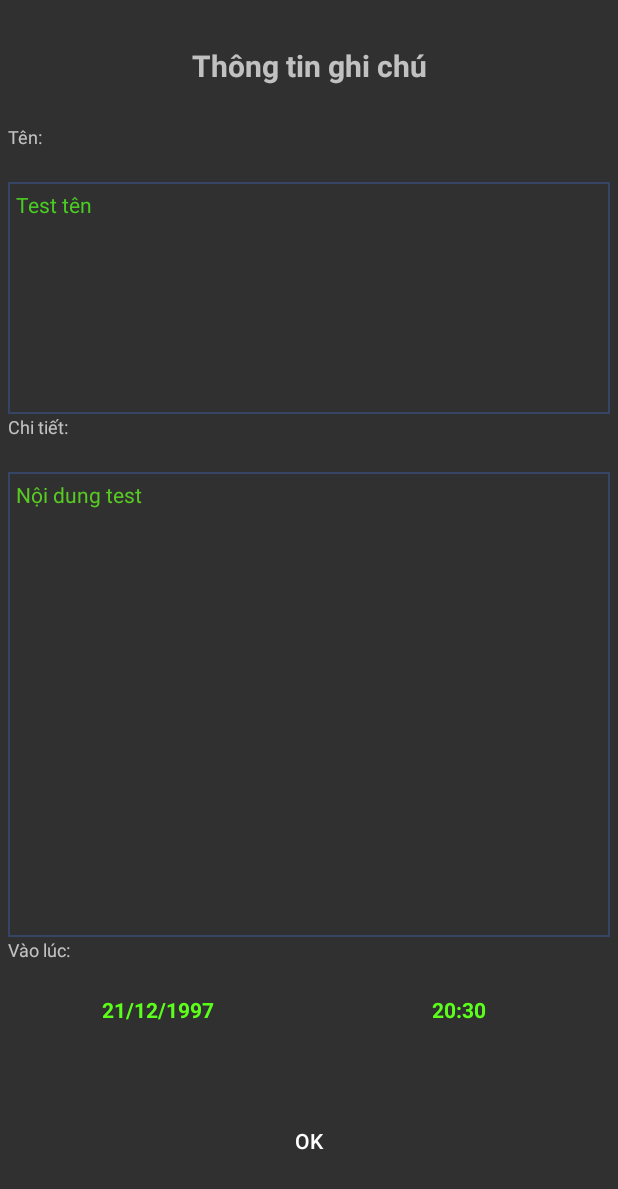
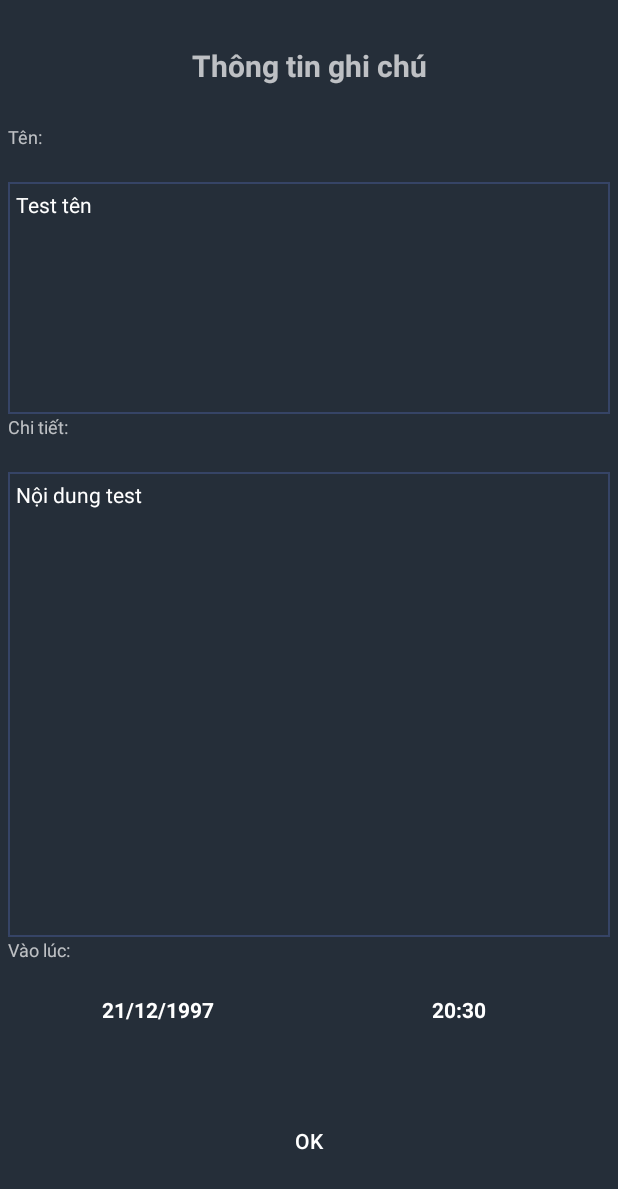
Before and after one commit to levankhang/noteapp, an Android app: the layout dialog_showinfo_layout.xml on its own in the app's theme, with its tools: preview values and no code run, on a phone screen of 412 x 824 dp. Shown: the top 1189 px of the screen. Run offline under Robolectric (Android 15) with nearby library versions, the phone set to English and light mode, and no system bars.

Commit message:
fix lỗi check trùng thời gian fix lỗi hiển thị spinner

```diff
--- a/app/src/main/java/uitstart/uit/noteapp/MainActivity.java
+++ b/app/src/main/java/uitstart/uit/noteapp/MainActivity.java
@@ -317,6 +317,7 @@ public class MainActivity extends AppCompatActivity implements View.OnLongClickL
 
 
     public void deleteNote(final int position){
+        adater.notifyDataSetChanged();
         final Dialog dialog_confirm=new Dialog(this);
 
         dialog_confirm.requestWindowFeature(Window.FEATURE_NO_TITLE);
@@ -351,6 +352,7 @@ public class MainActivity extends AppCompatActivity implements View.OnLongClickL
     }
 
     public void editNote(int postition){
+        adater.notifyDataSetChanged();
         Note n=list.get(postition);
         Intent intent=new Intent(MainActivity.this,NoteActionActivity.class);
         intent.putExtra("send",n);
--- a/app/src/main/java/uitstart/uit/noteapp/NoteActionActivity.java
+++ b/app/src/main/java/uitstart/uit/noteapp/NoteActionActivity.java
@@ -117,13 +117,17 @@ public class NoteActionActivity extends AppCompatActivity implements View.OnClic
     }
 
     private boolean isSameTime(String date, String time) {
+//        if(is_edit_action)
+//            return false;
+
         ArrayList<Note> allNote=MainActivity.noteDataBase.getAllNote();
         for(Note i:allNote){
-                if(i.getDate().equals(date)&&i.getTime().equals(time)) {
+            if((is_edit_action?(i.getId()!=note.getId()):(true))&&i.getDate().equals(date)&&i.getTime().equals(time)) {
                 Toast.makeText(this, "Lỗi đã có sự kiện trong thời gian này", Toast.LENGTH_LONG).show();
                 return true;
             }
         }
+
         return false;
     }
 
--- a/app/src/main/res/layout/dialog_confirm.xml
+++ b/app/src/main/res/layout/dialog_confirm.xml
@@ -4,7 +4,7 @@
     android:layout_height="match_parent"
     android:weightSum="2"
     android:padding="5dp"
-    android:background="#1f2431">
+    android:background="#1f263d">
 
     <TextView
         android:id="@+id/tvConfirm"
--- a/app/src/main/res/layout/dialog_showinfo_layout.xml
+++ b/app/src/main/res/layout/dialog_showinfo_layout.xml
@@ -3,7 +3,8 @@
     android:orientation="vertical" android:layout_width="match_parent"
     android:layout_height="match_parent"
     android:weightSum="10.5"
-    android:padding="5dp">
+    android:padding="5dp"
+    android:background="#252e39">
     <TextView
         android:layout_width="match_parent"
         android:layout_height="0dp"
@@ -27,7 +28,7 @@
 
     <TextView
         android:text="Test tên"
-        android:textColor="#4acc23"
+        android:textColor="#ffffff"
         android:layout_margin="5dp"
         android:id="@+id/tvName"
         android:layout_width="match_parent"
@@ -49,7 +50,7 @@
 
         <TextView
         android:text="Nội dung test"
-        android:textColor="#58ca23"
+        android:textColor="#ffffff"
         android:layout_margin="5dp"
         android:id="@+id/tvDetail"
         android:layout_width="match_parent"
@@ -72,7 +73,7 @@
         android:weightSum="2"
         android:orientation="horizontal">
         <TextView
-            android:textColor="#5bff1a"
+            android:textColor="#ffffff"
             android:textStyle="bold"
             android:gravity="center_horizontal"
             android:text="21/12/1997"
@@ -81,7 +82,7 @@
             android:layout_height="match_parent"
             android:id="@+id/tvDate"/>
         <TextView
-            android:textColor="#5bff1a"
+            android:textColor="#ffffff"
             android:textStyle="bold"
             android:gravity="center_horizontal"
             android:text="20:30"
@@ -92,6 +93,7 @@
     </LinearLayout>
 
     <Button
+        android:textColor="#fff"
         android:background="#00ffffff"
         android:layout_width="match_parent"
         android:layout_height="0dp"
```
Lines whose indentation alone changed are shown as unchanged.
